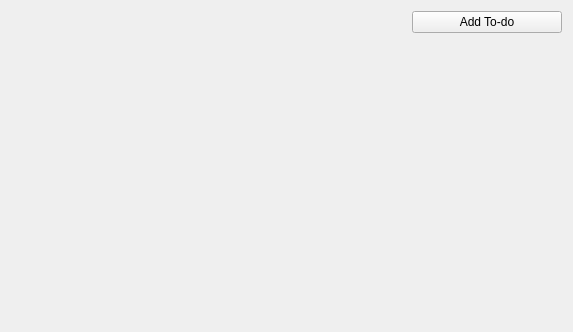
daniel-deru/WorkMate-3.0, file designs/xml/todo_widget.ui: the form before one commit.
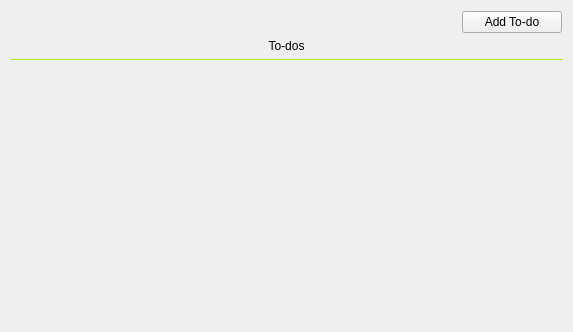
The form after the commit.

Patch:
```diff
--- a/designs/xml/todo_widget.ui
+++ b/designs/xml/todo_widget.ui
@@ -38,14 +38,14 @@
      <item>
       <widget class="QPushButton" name="btn_add_todo">
        <property name="sizePolicy">
-        <sizepolicy hsizetype="Expanding" vsizetype="Minimum">
+        <sizepolicy hsizetype="Preferred" vsizetype="Preferred">
          <horstretch>0</horstretch>
          <verstretch>0</verstretch>
         </sizepolicy>
        </property>
        <property name="minimumSize">
         <size>
-         <width>150</width>
+         <width>100</width>
          <height>0</height>
         </size>
        </property>
@@ -65,6 +65,35 @@
      </item>
     </layout>
    </item>
+   <item>
+    <widget class="QLabel" name="lbl_todos">
+     <property name="text">
+      <string>To-dos</string>
+     </property>
+     <property name="alignment">
+      <set>Qt::AlignCenter</set>
+     </property>
+    </widget>
+   </item>
+   <item>
+    <widget class="QFrame" name="frame">
+     <property name="maximumSize">
+      <size>
+       <width>16777215</width>
+       <height>1</height>
+      </size>
+     </property>
+     <property name="styleSheet">
+      <string notr="true">background: #9ecd16;</string>
+     </property>
+     <property name="frameShape">
+      <enum>QFrame::HLine</enum>
+     </property>
+     <property name="frameShadow">
+      <enum>QFrame::Sunken</enum>
+     </property>
+    </widget>
+   </item>
    <item>
     <layout class="QGridLayout" name="todo_container"/>
    </item>
```
